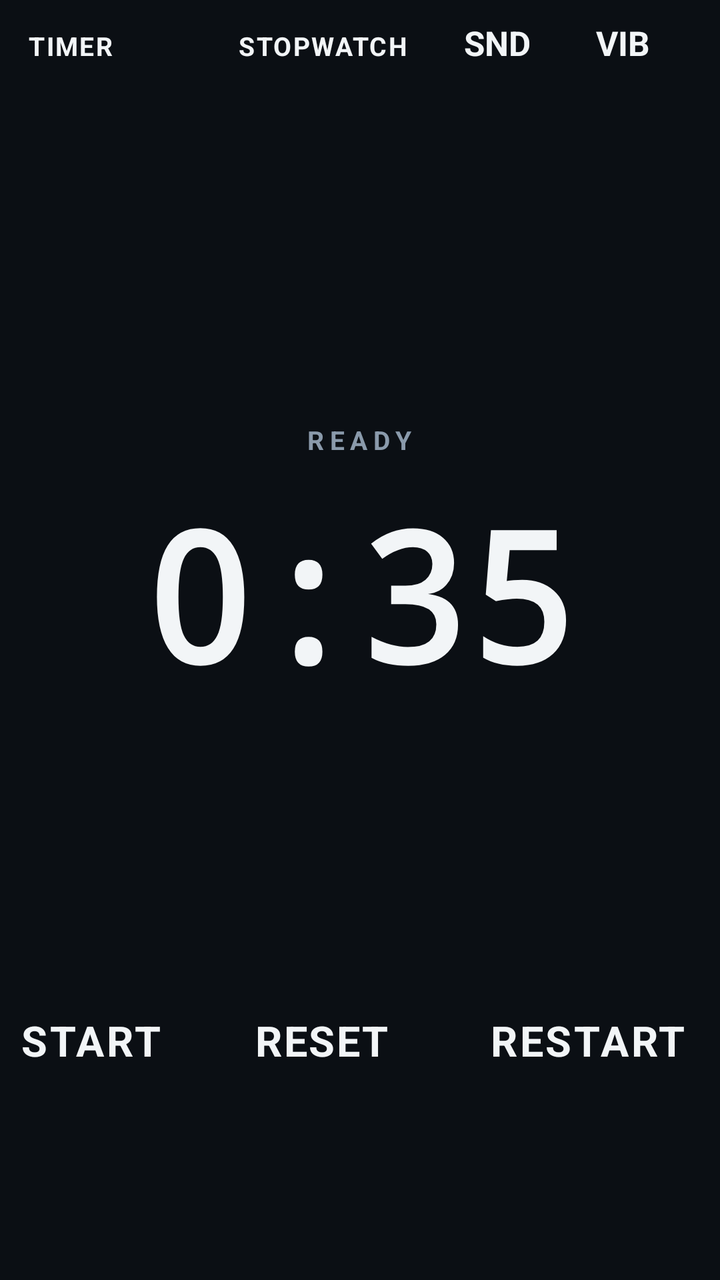
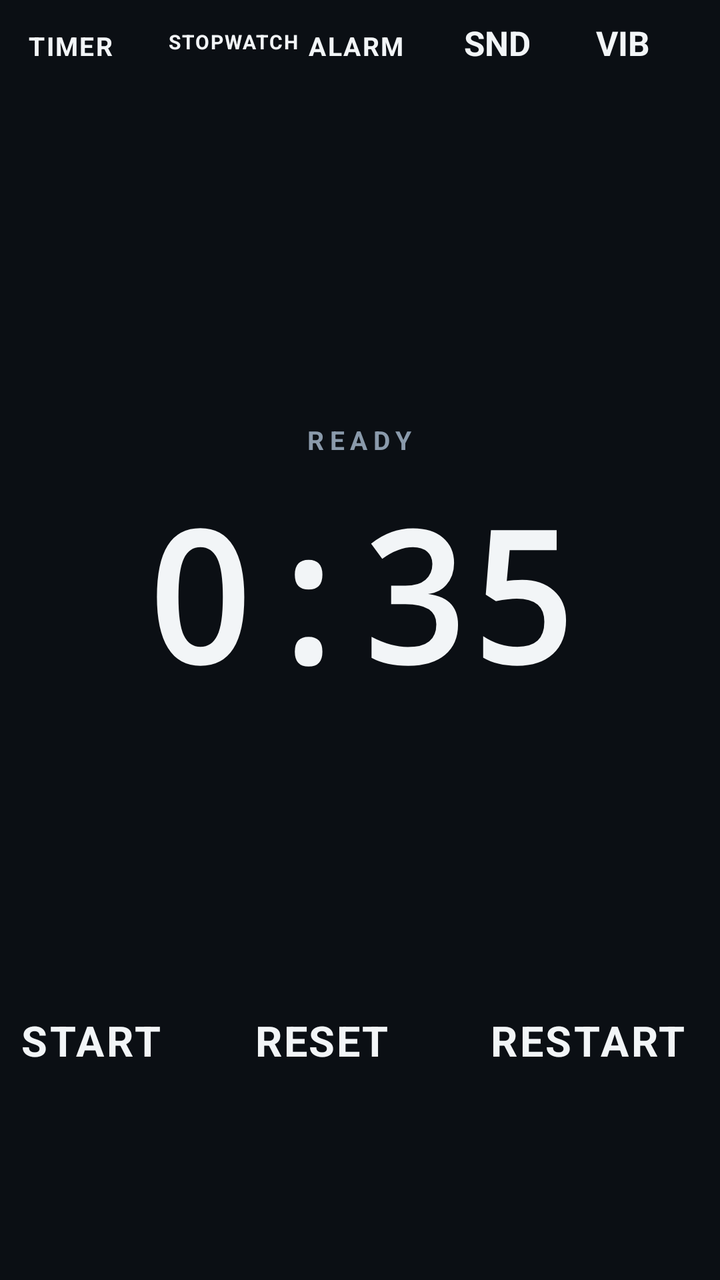

Before-and-after screenshots of an Android layout around one commit, followed by the original layout XML and the change that was made.
<!-- AndroidManifest.xml: activity theme AppTheme -->
<!-- res/layout/activity_main.xml -->
<?xml version="1.0" encoding="utf-8"?>
<FrameLayout xmlns:android="http://schemas.android.com/apk/res/android"
    android:id="@+id/root"
    android:layout_width="match_parent"
    android:layout_height="match_parent"
    android:background="@color/bg"
    android:fitsSystemWindows="true">

    <LinearLayout
        android:layout_width="match_parent"
        android:layout_height="match_parent"
        android:orientation="vertical"
        android:padding="10dp">

        
        <LinearLayout
            android:layout_width="match_parent"
            android:layout_height="wrap_content"
            android:orientation="horizontal"
            android:gravity="center_vertical">

            <LinearLayout
                android:id="@+id/tabs"
                android:layout_width="0dp"
                android:layout_height="wrap_content"
                android:layout_weight="1"
                android:orientation="horizontal"
                android:padding="4dp">

                <Button
                    android:id="@+id/tabTimer"
                    android:layout_width="0dp"
                    android:layout_height="44dp"
                    android:layout_weight="1"
                    android:text="TIMER"
                    android:textSize="13sp"
                    android:textStyle="bold"
                    android:maxLines="1"
                    android:letterSpacing="0.06"
                    android:autoSizeTextType="uniform"
                    android:autoSizeMinTextSize="9sp"
                    android:autoSizeMaxTextSize="13sp"
                    android:autoSizeStepGranularity="1sp" />

                <Button
                    android:id="@+id/tabSw"
                    android:layout_width="0dp"
                    android:layout_height="44dp"
                    android:layout_weight="1"
                    android:layout_marginStart="4dp"
                    android:text="STOPWATCH"
                    android:textSize="13sp"
                    android:textStyle="bold"
                    android:maxLines="1"
                    android:letterSpacing="0.06"
                    android:autoSizeTextType="uniform"
                    android:autoSizeMinTextSize="9sp"
                    android:autoSizeMaxTextSize="13sp"
                    android:autoSizeStepGranularity="1sp" />
            </LinearLayout>

            <Button
                android:id="@+id/togSound"
                android:layout_width="58dp"
                android:layout_height="52dp"
                android:layout_marginStart="8dp"
                android:textSize="17sp"
                android:textStyle="bold"
                android:padding="0dp"
                android:text="SND" />

            <Button
                android:id="@+id/togVibe"
                android:layout_width="52dp"
                android:layout_height="52dp"
                android:layout_marginStart="8dp"
                android:textSize="17sp"
                android:textStyle="bold"
                android:padding="0dp"
                android:text="VIB" />
        </LinearLayout>

        
        <LinearLayout
            android:id="@+id/presetBox"
            android:layout_width="match_parent"
            android:layout_height="wrap_content"
            android:layout_marginTop="10dp"
            android:orientation="vertical" />

        
        <LinearLayout
            android:id="@+id/stage"
            android:layout_width="match_parent"
            android:layout_height="0dp"
            android:layout_weight="1"
            android:layout_marginTop="10dp"
            android:orientation="vertical"
            android:clipToOutline="true">

            <LinearLayout
                android:id="@+id/digitsBox"
                android:layout_width="match_parent"
                android:layout_height="0dp"
                android:layout_weight="1"
                android:orientation="vertical"
                android:gravity="center"
                android:paddingStart="10dp"
                android:paddingEnd="10dp">

                <TextView
                    android:id="@+id/stageLabel"
                    android:layout_width="wrap_content"
                    android:layout_height="wrap_content"
                    android:layout_marginBottom="8dp"
                    android:maxLines="1"
                    android:text="READY"
                    android:textColor="@color/dim"
                    android:textSize="13sp"
                    android:textStyle="bold"
                    android:letterSpacing="0.22" />

                <TextView
                    android:id="@+id/digits"
                    android:layout_width="match_parent"
                    android:layout_height="120dp"
                    android:gravity="center"
                    android:maxLines="1"
                    android:text="0:35"
                    android:textColor="@color/text"
                    android:textStyle="bold"
                    android:fontFamily="monospace"
                    android:autoSizeTextType="uniform"
                    android:autoSizeMinTextSize="26sp"
                    android:autoSizeMaxTextSize="@dimen/digits_max"
                    android:autoSizeStepGranularity="1sp" />
            </LinearLayout>

            <ScrollView
                android:id="@+id/lapsScroll"
                android:layout_width="match_parent"
                android:layout_height="0dp"
                android:visibility="gone">

                <LinearLayout
                    android:id="@+id/lapsBox"
                    android:layout_width="match_parent"
                    android:layout_height="wrap_content"
                    android:orientation="vertical" />
            </ScrollView>

            <FrameLayout
                android:id="@+id/barTrack"
                android:layout_width="match_parent"
                android:layout_height="8dp">

                <View
                    android:id="@+id/barFill"
                    android:layout_width="match_parent"
                    android:layout_height="match_parent" />
            </FrameLayout>
        </LinearLayout>

        
        <LinearLayout
            android:layout_width="match_parent"
            android:layout_height="wrap_content"
            android:layout_marginTop="12dp"
            android:orientation="horizontal">

            <Button
                android:id="@+id/btnGo"
                android:layout_width="0dp"
                android:layout_height="@dimen/btn_h"
                android:layout_weight="1"
                android:text="START"
                android:textSize="21sp"
                android:textStyle="bold"
                android:letterSpacing="0.06" />

            <Button
                android:id="@+id/btnMid"
                android:layout_width="0dp"
                android:layout_height="@dimen/btn_h"
                android:layout_weight="1"
                android:layout_marginStart="12dp"
                android:text="RESET"
                android:textSize="21sp"
                android:textStyle="bold"
                android:letterSpacing="0.04" />

            <Button
                android:id="@+id/btnAlt"
                android:layout_width="0dp"
                android:layout_height="@dimen/btn_h"
                android:layout_weight="1"
                android:layout_marginStart="12dp"
                android:text="RESTART"
                android:textSize="21sp"
                android:textStyle="bold"
                android:letterSpacing="0.06" />
        </LinearLayout>
    </LinearLayout>

    
    <LinearLayout
        android:id="@+id/pickOverlay"
        android:layout_width="match_parent"
        android:layout_height="match_parent"
        android:orientation="vertical"
        android:gravity="center_horizontal"
        android:padding="14dp"
        android:visibility="gone"
        android:clickable="true"
        android:focusable="true"
        android:fitsSystemWindows="true">

        <TextView
            android:layout_width="match_parent"
            android:layout_height="wrap_content"
            android:gravity="center"
            android:text="SET THE CLOCK  ·  MIN : SEC"
            android:textColor="@color/dim"
            android:textSize="13sp"
            android:textStyle="bold"
            android:letterSpacing="0.22" />

        <LinearLayout
            android:layout_width="match_parent"
            android:layout_height="0dp"
            android:layout_weight="1"
            android:orientation="horizontal"
            android:gravity="center">

            <NumberPicker
                android:id="@+id/pickMin"
                android:layout_width="0dp"
                android:layout_height="@dimen/pick_wheel_h"
                android:layout_weight="1" />

            <TextView
                android:layout_width="wrap_content"
                android:layout_height="wrap_content"
                android:paddingStart="6dp"
                android:paddingEnd="6dp"
                android:text=":"
                android:textColor="@color/dim"
                android:textSize="40sp"
                android:textStyle="bold" />

            <NumberPicker
                android:id="@+id/pickSec"
                android:layout_width="0dp"
                android:layout_height="@dimen/pick_wheel_h"
                android:layout_weight="1" />
        </LinearLayout>

        <LinearLayout
            android:layout_width="match_parent"
            android:layout_height="wrap_content"
            android:layout_marginTop="12dp"
            android:orientation="horizontal">

            <Button
                android:id="@+id/pickCancel"
                android:layout_width="0dp"
                android:layout_height="@dimen/pick_btn_h"
                android:layout_weight="1"
                android:text="CANCEL"
                android:textSize="19sp"
                android:textStyle="bold" />

            <Button
                android:id="@+id/pickSet"
                android:layout_width="0dp"
                android:layout_height="@dimen/pick_btn_h"
                android:layout_weight="1.4"
                android:layout_marginStart="12dp"
                android:text="SET &amp; START"
                android:textSize="19sp"
                android:textStyle="bold" />
        </LinearLayout>
    </LinearLayout>
</FrameLayout>
<!-- resources referenced by this layout -->
<resources>
  <color name="bg">#FF0B0F14</color>
  <color name="dim">#FF8A9AAB</color>
  <color name="text">#FFF2F5F7</color>
  <dimen name="btn_h">124dp</dimen>
  <dimen name="digits_max">190sp</dimen>
  <dimen name="pick_btn_h">72dp</dimen>
  <dimen name="pick_wheel_h">260dp</dimen>
  <style name="AppTheme" parent="@android:style/Theme.Material.NoActionBar">
          <item name="android:windowBackground">@color/bg</item>
          <item name="android:statusBarColor">@color/bg</item>
          <item name="android:navigationBarColor">@color/bg</item>
          <item name="android:colorBackground">@color/bg</item>
          <item name="android:textColor">@color/text</item>
          <item name="android:windowLightStatusBar">false</item>
      </style>
</resources>

<!-- the commit's change to res/layout/activity_main.xml (unified diff, before → after) -->
@@ -57,6 +57,22 @@
                     android:autoSizeMinTextSize="9sp"
                     android:autoSizeMaxTextSize="13sp"
                     android:autoSizeStepGranularity="1sp" />
+
+                <Button
+                    android:id="@+id/tabAlarm"
+                    android:layout_width="0dp"
+                    android:layout_height="44dp"
+                    android:layout_weight="1"
+                    android:layout_marginStart="4dp"
+                    android:text="ALARM"
+                    android:textSize="13sp"
+                    android:textStyle="bold"
+                    android:maxLines="1"
+                    android:letterSpacing="0.06"
+                    android:autoSizeTextType="uniform"
+                    android:autoSizeMinTextSize="9sp"
+                    android:autoSizeMaxTextSize="13sp"
+                    android:autoSizeStepGranularity="1sp" />
             </LinearLayout>
 
             <Button
@@ -163,6 +179,115 @@
 
         
         <LinearLayout
+            android:id="@+id/alarmPanel"
+            android:layout_width="match_parent"
+            android:layout_height="0dp"
+            android:layout_weight="1"
+            android:layout_marginTop="10dp"
+            android:orientation="vertical"
+            android:visibility="gone">
+
+            <TextView
+                android:id="@+id/alarmStatus"
+                android:layout_width="match_parent"
+                android:layout_height="wrap_content"
+                android:gravity="center"
+                android:paddingTop="8dp"
+                android:paddingBottom="4dp"
+                android:maxLines="1"
+                android:textColor="@color/text"
+                android:textSize="15sp"
+                android:textStyle="bold"
+                android:letterSpacing="0.12" />
+
+            <TextView
+                android:id="@+id/alarmNote"
+                android:layout_width="match_parent"
+                android:layout_height="wrap_content"
+                android:gravity="center"
+                android:paddingBottom="4dp"
+                android:maxLines="1"
+                android:textColor="@color/green"
+                android:textSize="13sp"
+                android:textStyle="bold"
+                android:letterSpacing="0.12"
+                android:visibility="gone" />
+
+            <TextView
+                android:id="@+id/warnNotif"
+                android:layout_width="match_parent"
+                android:layout_height="wrap_content"
+                android:minHeight="44dp"
+                android:gravity="center"
+                android:text="NOTIFICATIONS OFF  ·  TAP TO ALLOW"
+                android:textColor="@color/amber"
+                android:textSize="13sp"
+                android:textStyle="bold"
+                android:letterSpacing="0.08"
+                android:visibility="gone" />
+
+            <TextView
+                android:id="@+id/warnFull"
+                android:layout_width="match_parent"
+                android:layout_height="wrap_content"
+                android:minHeight="44dp"
+                android:gravity="center"
+                android:text="FULL SCREEN OFF  ·  TAP TO ALLOW"
+                android:textColor="@color/amber"
+                android:textSize="13sp"
+                android:textStyle="bold"
+                android:letterSpacing="0.08"
+                android:visibility="gone" />
+
+            <TextView
+                android:id="@+id/warnArm"
+                android:layout_width="match_parent"
+                android:layout_height="wrap_content"
+                android:minHeight="44dp"
+                android:gravity="center"
+                android:text="ALARM COULD NOT BE SET"
+                android:textColor="@color/amber"
+                android:textSize="13sp"
+                android:textStyle="bold"
+                android:letterSpacing="0.08"
+                android:visibility="gone" />
+
+            <ScrollView
+                android:layout_width="match_parent"
+                android:layout_height="0dp"
+                android:layout_weight="1"
+                android:layout_marginTop="4dp">
+
+                <LinearLayout
+                    android:id="@+id/alarmList"
+                    android:layout_width="match_parent"
+                    android:layout_height="wrap_content"
+                    android:orientation="vertical" />
+            </ScrollView>
+
+            <Button
+                android:id="@+id/alarmSound"
+                android:layout_width="match_parent"
+                android:layout_height="@dimen/alarm_sound_h"
+                android:layout_marginTop="10dp"
+                android:textSize="15sp"
+                android:textStyle="bold"
+                android:letterSpacing="0.1" />
+
+            <Button
+                android:id="@+id/alarmAdd"
+                android:layout_width="match_parent"
+                android:layout_height="@dimen/btn_h"
+                android:layout_marginTop="10dp"
+                android:text="ADD ALARM"
+                android:textSize="21sp"
+                android:textStyle="bold"
+                android:letterSpacing="0.06" />
+        </LinearLayout>
+
+        
+        <LinearLayout
+            android:id="@+id/btnRow"
             android:layout_width="match_parent"
             android:layout_height="wrap_content"
             android:layout_marginTop="12dp"
@@ -281,4 +406,127 @@
                 android:textStyle="bold" />
         </LinearLayout>
     </LinearLayout>
+
+    
+    <LinearLayout
+        android:id="@+id/editOverlay"
+        android:layout_width="match_parent"
+        android:layout_height="match_parent"
+        android:orientation="vertical"
+        android:gravity="center_horizontal"
+        android:padding="14dp"
+        android:visibility="gone"
+        android:clickable="true"
+        android:focusable="true"
+        android:fitsSystemWindows="true">
+
+        <TextView
+            android:layout_width="match_parent"
+            android:layout_height="wrap_content"
+            android:gravity="center"
+            android:text="SET THE ALARM  ·  HOUR : MIN"
+            android:textColor="@color/dim"
+            android:textSize="13sp"
+            android:textStyle="bold"
+            android:letterSpacing="0.22" />
+
+        <LinearLayout
+            android:layout_width="match_parent"
+            android:layout_height="0dp"
+            android:layout_weight="1"
+            android:orientation="horizontal"
+            android:gravity="center">
+
+            <NumberPicker
+                android:id="@+id/editHour"
+                android:layout_width="0dp"
+                android:layout_height="@dimen/pick_wheel_h"
+                android:layout_weight="1" />
+
+            <TextView
+                android:layout_width="wrap_content"
+                android:layout_height="wrap_content"
+                android:paddingStart="6dp"
+                android:paddingEnd="6dp"
+                android:text=":"
+                android:textColor="@color/dim"
+                android:textSize="40sp"
+                android:textStyle="bold" />
+
+            <NumberPicker
+                android:id="@+id/editMin"
+                android:layout_width="0dp"
+                android:layout_height="@dimen/pick_wheel_h"
+                android:layout_weight="1" />
+
+            <LinearLayout
+                android:layout_width="wrap_content"
+                android:layout_height="wrap_content"
+                android:layout_marginStart="10dp"
+                android:orientation="vertical">
+
+                <Button
+                    android:id="@+id/editAm"
+                    android:layout_width="76dp"
+                    android:layout_height="@dimen/ampm_h"
+                    android:text="AM"
+                    android:textSize="19sp"
+                    android:textStyle="bold" />
+
+                <Button
+                    android:id="@+id/editPm"
+                    android:layout_width="76dp"
+                    android:layout_height="@dimen/ampm_h"
+                    android:layout_marginTop="10dp"
+                    android:text="PM"
+                    android:textSize="19sp"
+                    android:textStyle="bold" />
+            </LinearLayout>
+        </LinearLayout>
+
+        
+        <LinearLayout
+            android:id="@+id/editDays"
+            android:layout_width="match_parent"
+            android:layout_height="wrap_content"
+            android:layout_marginTop="10dp"
+            android:orientation="horizontal" />
+
+        <LinearLayout
+            android:layout_width="match_parent"
+            android:layout_height="wrap_content"
+            android:layout_marginTop="12dp"
+            android:orientation="horizontal">
+
+            <Button
+                android:id="@+id/editCancel"
+                android:layout_width="0dp"
+                android:layout_height="@dimen/pick_btn_h"
+                android:layout_weight="1"
+                android:text="CANCEL"
+                android:textSize="19sp"
+                android:textStyle="bold" />
+
+            <Button
+                android:id="@+id/editDelete"
+                android:layout_width="0dp"
+                android:layout_height="@dimen/pick_btn_h"
+                android:layout_weight="1"
+                android:layout_marginStart="12dp"
+                android:text="DELETE"
+                android:textSize="19sp"
+                android:textStyle="bold"
+                android:visibility="gone" />
+
+            <Button
+                android:id="@+id/editSave"
+                android:layout_width="0dp"
+                android:layout_height="@dimen/pick_btn_h"
+                android:layout_weight="1.4"
+                android:layout_marginStart="12dp"
+                android:text="SAVE"
+                android:textSize="19sp"
+                android:textStyle="bold" />
+        </LinearLayout>
+    </LinearLayout>
 </FrameLayout>
<!-- resource entries referenced after the edit -->
@@ -1,8 +1,12 @@
 <!-- resources referenced by this layout -->
 <resources>
+  <color name="amber">#FFF59E0B</color>
   <color name="bg">#FF0B0F14</color>
   <color name="dim">#FF8A9AAB</color>
+  <color name="green">#FF21C55D</color>
   <color name="text">#FFF2F5F7</color>
+  <dimen name="alarm_sound_h">56dp</dimen>
+  <dimen name="ampm_h">64dp</dimen>
   <dimen name="btn_h">124dp</dimen>
   <dimen name="digits_max">190sp</dimen>
   <dimen name="pick_btn_h">72dp</dimen>
